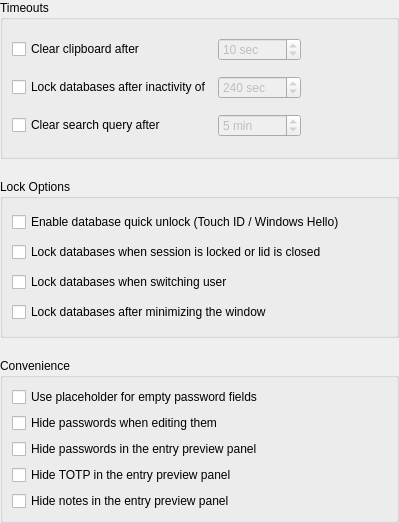
iDarkTemplar/keepassx-min, file src/gui/ApplicationSettingsWidgetSecurity.ui: the form before one commit.
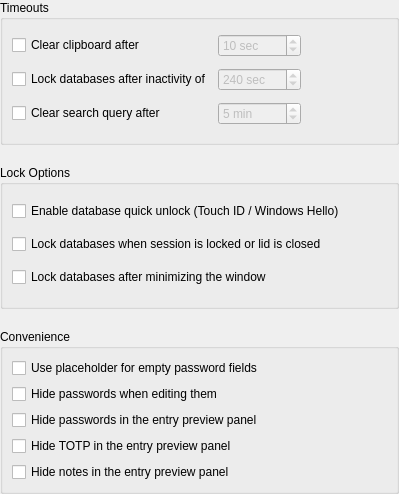
The form after the commit.

```diff
--- a/src/gui/ApplicationSettingsWidgetSecurity.ui
+++ b/src/gui/ApplicationSettingsWidgetSecurity.ui
@@ -7,7 +7,7 @@
     <x>0</x>
     <y>0</y>
     <width>399</width>
-    <height>523</height>
+    <height>494</height>
    </rect>
   </property>
   <layout class="QVBoxLayout" name="verticalLayout">
@@ -179,13 +179,6 @@
         </property>
        </widget>
       </item>
-      <item>
-       <widget class="QCheckBox" name="lockDatabasesOnUserSwitchCheckBox">
-        <property name="text">
-         <string>Lock databases when switching user</string>
-        </property>
-       </widget>
-      </item>
       <item>
        <widget class="QCheckBox" name="lockDatabaseMinimizeCheckBox">
         <property name="text">
```
Left out of the diff: 1 changed line with no effect on the pictures.
